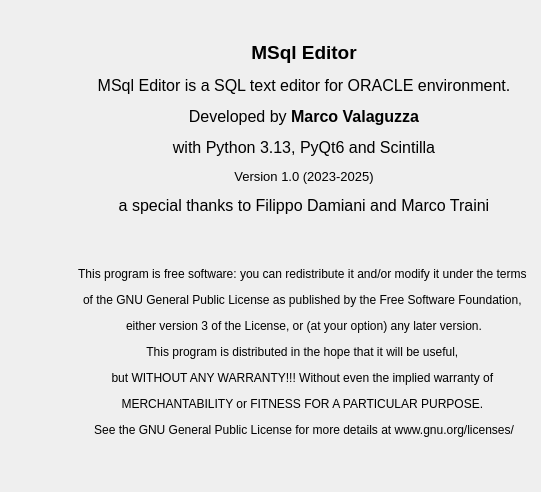
Old version of the form source/qtdesigner/program_info_ui.ui in the repository MValaguz/MSql.
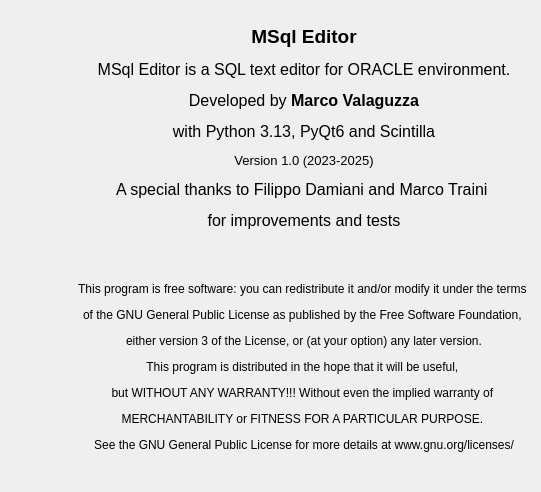
New version of the form. Icons and pictures are not drawn.

```diff
--- a/source/qtdesigner/program_info_ui.ui
+++ b/source/qtdesigner/program_info_ui.ui
@@ -32,7 +32,7 @@
    <item row="0" column="1">
     <widget class="QLabel" name="label_2">
      <property name="text">
-      <string>&lt;html&gt;&lt;head/&gt;&lt;body&gt;&lt;p align=&quot;center&quot;&gt;&lt;span style=&quot; font-size:14pt; font-weight:600;&quot;&gt;MSql Editor&lt;/span&gt;&lt;/p&gt;&lt;p align=&quot;center&quot;&gt;&lt;span style=&quot; font-size:12pt;&quot;&gt;MSql Editor is a SQL text editor for ORACLE environment.&lt;/span&gt;&lt;/p&gt;&lt;p align=&quot;center&quot;&gt;&lt;span style=&quot; font-size:12pt;&quot;&gt;Developed by &lt;/span&gt;&lt;span style=&quot; font-size:12pt; font-weight:600;&quot;&gt;Marco Valaguzza&lt;/span&gt;&lt;/p&gt;&lt;p align=&quot;center&quot;&gt;&lt;span style=&quot; font-size:12pt;&quot;&gt;with Python 3.13, PyQt6 and Scintilla&lt;/span&gt;&lt;/p&gt;&lt;p align=&quot;center&quot;&gt;&lt;span style=&quot; font-size:10pt;&quot;&gt;Version 1.0 (2023-2025)&lt;/span&gt;&lt;/p&gt;&lt;p align=&quot;center&quot;&gt;&lt;span style=&quot; font-size:12pt;&quot;&gt;a special thanks to Filippo Damiani and Marco Traini&lt;/span&gt;&lt;/p&gt;&lt;p align=&quot;center&quot;&gt;&lt;br/&gt;&lt;/p&gt;&lt;p align=&quot;center&quot;&gt;This program is free software: you can redistribute it and/or modify it under the terms &lt;/p&gt;&lt;p align=&quot;center&quot;&gt;of the GNU General Public License as published by the Free Software Foundation, &lt;/p&gt;&lt;p align=&quot;center&quot;&gt;either version 3 of the License, or (at your option) any later version.&lt;/p&gt;&lt;p align=&quot;center&quot;&gt;This program is distributed in the hope that it will be useful, &lt;/p&gt;&lt;p align=&quot;center&quot;&gt;but WITHOUT ANY WARRANTY!!! Without even the implied warranty of &lt;/p&gt;&lt;p align=&quot;center&quot;&gt;MERCHANTABILITY or FITNESS FOR A PARTICULAR PURPOSE. &lt;/p&gt;&lt;p align=&quot;center&quot;&gt;See the GNU General Public License for more details at www.gnu.org/licenses/&lt;br/&gt;&lt;/p&gt;&lt;/body&gt;&lt;/html&gt;</string>
+      <string>&lt;html&gt;&lt;head/&gt;&lt;body&gt;&lt;p align=&quot;center&quot;&gt;&lt;span style=&quot; font-size:14pt; font-weight:600;&quot;&gt;MSql Editor&lt;/span&gt;&lt;/p&gt;&lt;p align=&quot;center&quot;&gt;&lt;span style=&quot; font-size:12pt;&quot;&gt;MSql Editor is a SQL text editor for ORACLE environment.&lt;/span&gt;&lt;/p&gt;&lt;p align=&quot;center&quot;&gt;&lt;span style=&quot; font-size:12pt;&quot;&gt;Developed by &lt;/span&gt;&lt;span style=&quot; font-size:12pt; font-weight:600;&quot;&gt;Marco Valaguzza&lt;/span&gt;&lt;/p&gt;&lt;p align=&quot;center&quot;&gt;&lt;span style=&quot; font-size:12pt;&quot;&gt;with Python 3.13, PyQt6 and Scintilla&lt;/span&gt;&lt;/p&gt;&lt;p align=&quot;center&quot;&gt;&lt;span style=&quot; font-size:10pt;&quot;&gt;Version 1.0 (2023-2025)&lt;/span&gt;&lt;/p&gt;&lt;p align=&quot;center&quot;&gt;&lt;span style=&quot; font-size:12pt;&quot;&gt;A special thanks to Filippo Damiani and Marco Traini &lt;/span&gt;&lt;/p&gt;&lt;p align=&quot;center&quot;&gt;&lt;span style=&quot; font-size:12pt;&quot;&gt;for improvements and tests&lt;/span&gt;&lt;/p&gt;&lt;p align=&quot;center&quot;&gt;&lt;br/&gt;&lt;/p&gt;&lt;p align=&quot;center&quot;&gt;This program is free software: you can redistribute it and/or modify it under the terms &lt;/p&gt;&lt;p align=&quot;center&quot;&gt;of the GNU General Public License as published by the Free Software Foundation, &lt;/p&gt;&lt;p align=&quot;center&quot;&gt;either version 3 of the License, or (at your option) any later version.&lt;/p&gt;&lt;p align=&quot;center&quot;&gt;This program is distributed in the hope that it will be useful, &lt;/p&gt;&lt;p align=&quot;center&quot;&gt;but WITHOUT ANY WARRANTY!!! Without even the implied warranty of &lt;/p&gt;&lt;p align=&quot;center&quot;&gt;MERCHANTABILITY or FITNESS FOR A PARTICULAR PURPOSE. &lt;/p&gt;&lt;p align=&quot;center&quot;&gt;See the GNU General Public License for more details at www.gnu.org/licenses/&lt;br/&gt;&lt;/p&gt;&lt;/body&gt;&lt;/html&gt;</string>
      </property>
      <property name="alignment">
       <set>Qt::AlignLeading|Qt::AlignLeft|Qt::AlignVCenter</set>
```
